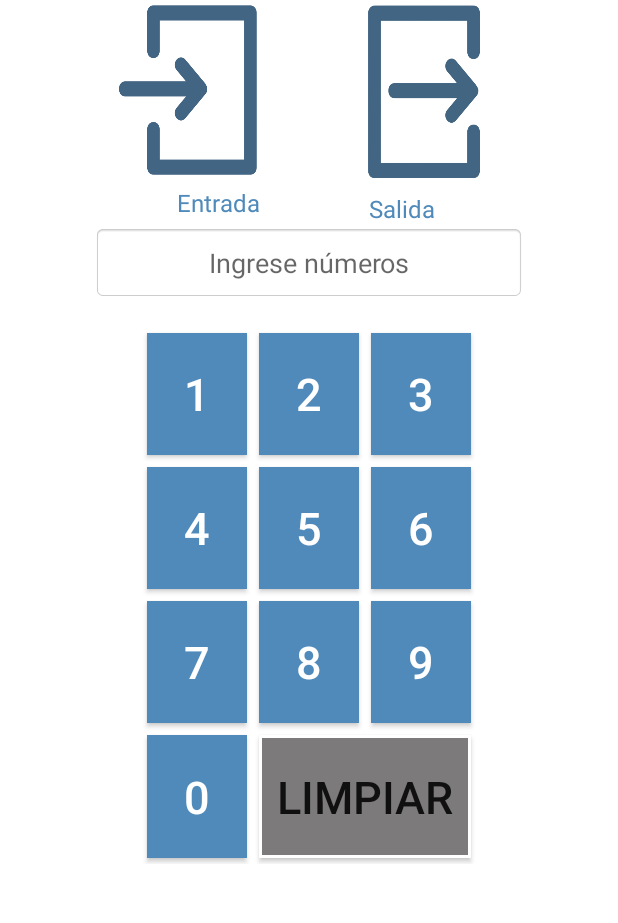
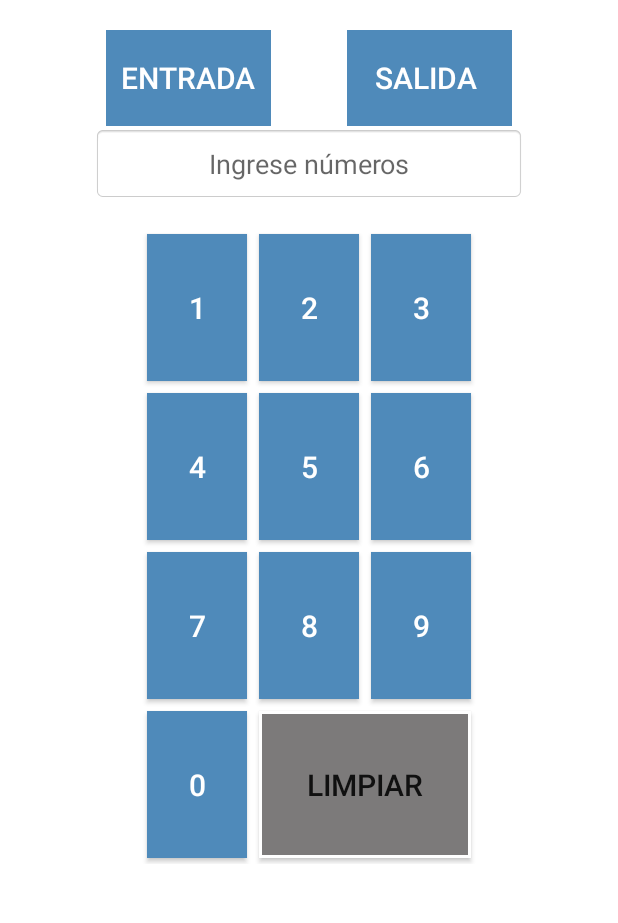
Before and after one commit to Teniente45/relojFichajesKairos24h, an Android app built with Jetpack Compose: the screen it shows after launch (MainActivity), after a tap on "LIMPIAR", on a phone screen of 412 x 824 dp, the part 300-1223 px from its top. Run offline under Robolectric (Android 15) with nearby library versions, the phone set to English and light mode, and no system bars.

Commit message:
Los botones tienen animaciones, ya he puesto espacio y dimensionado los objetos dependiendo del tipo de dispositivo

```diff
--- a/app/src/main/java/com/example/relojfichajeskairos24h/MainActivity.kt
+++ b/app/src/main/java/com/example/relojfichajeskairos24h/MainActivity.kt
@@ -1,6 +1,8 @@
 package com.example.relojfichajeskairos24h
 
+import android.animation.ObjectAnimator
 import android.os.Bundle
+import android.view.animation.AccelerateDecelerateInterpolator
 import android.widget.Button
 import android.widget.EditText
 import androidx.appcompat.app.AppCompatActivity
@@ -17,15 +19,15 @@ class MainActivity : AppCompatActivity() {
         // Botones del teclado numérico
         val botonesNumericos = listOf(
             findViewById<Button>(R.id.btn0),
-            findViewById<Button>(R.id.btn1),
-            findViewById<Button>(R.id.btn2),
-            findViewById<Button>(R.id.btn3),
-            findViewById<Button>(R.id.btn4),
-            findViewById<Button>(R.id.btn5),
-            findViewById<Button>(R.id.btn6),
-            findViewById<Button>(R.id.btn7),
-            findViewById<Button>(R.id.btn8),
-            findViewById<Button>(R.id.btn9)
+            findViewById(R.id.btn1),
+            findViewById(R.id.btn2),
+            findViewById(R.id.btn3),
+            findViewById(R.id.btn4),
+            findViewById(R.id.btn5),
+            findViewById(R.id.btn6),
+            findViewById(R.id.btn7),
+            findViewById(R.id.btn8),
+            findViewById(R.id.btn9)
         )
 
         // Botón Borrar
@@ -36,15 +38,33 @@ class MainActivity : AppCompatActivity() {
             boton.setOnClickListener {
                 val numero = boton.text.toString()
                 campoTexto.append(numero)
+
+                // Aplicar animación al botón pulsado
+                aplicarAnimacion(boton)
             }
         }
 
-        // Acción para borrar un carácter
+        // Acción para borrar el campo de texto completo
         btnBorrar.setOnClickListener {
-            val textoActual = campoTexto.text.toString()
-            if (textoActual.isNotEmpty()) {
-                campoTexto.setText(textoActual.substring(0, textoActual.length - 1))
-            }
+            campoTexto.setText("") // Limpia todo el texto
+
+            // Aplicar animación al botón borrar
+            aplicarAnimacion(btnBorrar)
         }
     }
+
+    // Método para aplicar animación de escala a los botones
+    private fun aplicarAnimacion(boton: Button) {
+        val animacionEscalaX = ObjectAnimator.ofFloat(boton, "scaleX", 1f, 1.2f, 1f)
+        val animacionEscalaY = ObjectAnimator.ofFloat(boton, "scaleY", 1f, 1.2f, 1f)
+
+        animacionEscalaX.duration = 400 // Duración de 0.4 segundos
+        animacionEscalaY.duration = 400
+
+        animacionEscalaX.interpolator = AccelerateDecelerateInterpolator()
+        animacionEscalaY.interpolator = AccelerateDecelerateInterpolator()
+
+        animacionEscalaX.start()
+        animacionEscalaY.start()
+    }
 }
--- a/app/src/main/res/layout/portada.xml
+++ b/app/src/main/res/layout/portada.xml
@@ -33,77 +33,55 @@
         </LinearLayout>
 
         <LinearLayout
-            android:id="@+id/buttonSalidaYEntrada"
+            android:id="@+id/buttonEntradaYSalida"
             style="?android:attr/buttonBarStyle"
             android:layout_width="match_parent"
-            android:layout_height="150dp"
-            android:baselineAligned="false"
-            android:orientation="horizontal">
+            android:layout_height="wrap_content"
+            android:layout_marginTop="20dp"
+            android:orientation="horizontal"
+            android:gravity="center">
 
+            <!-- Botón de Entrada - A la Izquierda -->
             <LinearLayout
-                android:layout_width="0dp"
-                android:layout_height="match_parent"
-                android:layout_weight="1"
-                android:gravity="start"
-                android:paddingStart="16dp"
-                tools:ignore="RtlSymmetry"
-                android:orientation="vertical">
+                android:layout_width="wrap_content"
+                android:layout_height="match_parent">
 
                 <Button
-                    android:id="@+id/btnEntrada"
+                    android:id="@+id/btn_entrada"
                     style="?android:attr/buttonBarButtonStyle"
-                    android:layout_width="@dimen/button_widthSalidaEntrada"
-                    android:layout_height="120dp"
-                    android:background="@drawable/entrada"
+                    android:layout_width="@dimen/layoutWidthEntradaYSalida"
+                    android:layout_height="match_parent"
+                    android:background="@drawable/round_button"
                     android:contentDescription="@string/btn_entrada"
-                    android:textColor="#000000" />
-
-                <TextView
-                    android:id="@+id/tvEntrada"
-                    android:layout_width="wrap_content"
-                    android:layout_height="wrap_content"
-                    android:paddingStart="40dp"
-                    android:layout_marginTop="4dp"
-                    android:fontFamily="sans-serif"
+                    android:gravity="center"
                     android:text="@string/btn_entrada"
-                    android:textColor="#4F8ABA"
-                    android:textSize="16sp"
-                    android:visibility="visible" />
+                    android:textColor="@android:color/white"
+                    android:textSize="@dimen/buttonNumerico"
+                    android:layout_marginEnd="25dp"
+                    tools:ignore="SpUsage" />
             </LinearLayout>
 
+            <!-- Botón de Salida - A la Derecha -->
+            <LinearLayout
+                android:layout_width="wrap_content"
+                android:layout_height="match_parent">
 
-            <LinearLayout
-                android:layout_width="0dp"
-                android:layout_height="match_parent"
-                android:layout_weight="1"
-                android:orientation="vertical"
-                android:gravity="end"
-                android:paddingEnd="16dp"
-                tools:ignore="RtlSymmetry">
-
-            <Button
-                android:id="@+id/btnSalida"
-                style="?android:attr/buttonBarButtonStyle"
-                android:layout_width="@dimen/button_widthSalidaEntrada"
-                android:layout_height="120dp"
-                android:background="@drawable/salida"
-                android:contentDescription="@string/btn_salida"
-                android:gravity="center" />
-
-            <TextView
-                android:id="@+id/tvSalida"
-                android:layout_width="wrap_content"
-                android:layout_height="wrap_content"
-                android:layout_gravity="end"
-                android:paddingEnd="40dp"
-                android:layout_marginTop="8dp"
-                android:fontFamily="sans-serif"
-                android:text="@string/btn_salida"
-                android:textColor="#4F8ABA"
-                android:textSize="16sp" />
+                <Button
+                    android:id="@+id/btn_salida"
+                    style="?android:attr/buttonBarButtonStyle"
+                    android:layout_width="@dimen/layoutWidthEntradaYSalida"
+                    android:layout_height="match_parent"
+                    android:background="@drawable/round_button"
+                    android:contentDescription="@string/btn_salida"
+                    android:gravity="center"
+                    android:text="@string/btn_salida"
+                    android:textColor="@android:color/white"
+                    android:textSize="@dimen/buttonNumerico"
+                    android:layout_marginStart="25dp"
+                    tools:ignore="SpUsage" />
+            </LinearLayout>
         </LinearLayout>
 
-        </LinearLayout>
 
         <LinearLayout
             android:layout_width="match_parent"
@@ -147,7 +125,7 @@
                     android:layout_height="0dp"
                     android:layout_columnWeight="1"
                     android:layout_rowWeight="1"
-                    android:layout_margin="4dp"
+                    android:layout_margin="@dimen/layoutMarginButtonsNumericos"
                     android:contentDescription="@string/btn_1"
                     android:text="@string/btn_1"
                     android:background="@drawable/round_button"
@@ -161,7 +139,7 @@
                     android:layout_height="0dp"
                     android:layout_columnWeight="1"
                     android:layout_rowWeight="1"
-                    android:layout_margin="4dp"
+                    android:layout_margin="@dimen/layoutMarginButtonsNumericos"
                     android:contentDescription="@string/btn_2"
                     android:text="@string/btn_2"
                     android:background="@drawable/round_button"
@@ -175,7 +153,7 @@
                     android:layout_height="0dp"
                     android:layout_columnWeight="1"
                     android:layout_rowWeight="1"
-                    android:layout_margin="4dp"
+                    android:layout_margin="@dimen/layoutMarginButtonsNumericos"
                     android:contentDescription="@string/btn_3"
                     android:text="@string/btn_3"
                     android:background="@drawable/round_button"
@@ -189,7 +167,7 @@
                     android:layout_height="0dp"
                     android:layout_columnWeight="1"
                     android:layout_rowWeight="1"
-                    android:layout_margin="4dp"
+                    android:layout_margin="@dimen/layoutMarginButtonsNumericos"
                     android:contentDescription="@string/btn_4"
                     android:text="@string/btn_4"
                     android:background="@drawable/round_button"
@@ -203,7 +181,7 @@
                     android:layout_height="0dp"
                     android:layout_columnWeight="1"
                     android:layout_rowWeight="1"
-                    android:layout_margin="4dp"
+                    android:layout_margin="@dimen/layoutMarginButtonsNumericos"
                     android:contentDescription="@string/btn_5"
                     android:text="@string/btn_5"
                     android:background="@drawable/round_button"
@@ -217,7 +195,7 @@
                     android:layout_height="0dp"
                     android:layout_columnWeight="1"
                     android:layout_rowWeight="1"
-                    android:layout_margin="4dp"
+                    android:layout_margin="@dimen/layoutMarginButtonsNumericos"
                     android:contentDescription="@string/btn_6"
                     android:text="@string/btn_6"
                     android:background="@drawable/round_button"
@@ -231,7 +209,7 @@
                     android:layout_height="0dp"
                     android:layout_columnWeight="1"
                     android:layout_rowWeight="1"
-                    android:layout_margin="4dp"
+                    android:layout_margin="@dimen/layoutMarginButtonsNumericos"
                     android:contentDescription="@string/btn_7"
                     android:text="@string/btn_7"
                     android:background="@drawable/round_button"
@@ -245,7 +223,7 @@
                     android:layout_height="0dp"
                     android:layout_columnWeight="1"
                     android:layout_rowWeight="1"
-                    android:layout_margin="4dp"
+                    android:layout_margin="@dimen/layoutMarginButtonsNumericos"
                     android:contentDescription="@string/btn_8"
                     android:text="@string/btn_8"
                     android:background="@drawable/round_button"
@@ -259,7 +237,7 @@
                     android:layout_height="0dp"
                     android:layout_columnWeight="1"
                     android:layout_rowWeight="1"
-                    android:layout_margin="4dp"
+                    android:layout_margin="@dimen/layoutMarginButtonsNumericos"
                     android:contentDescription="@string/btn_9"
                     android:text="@string/btn_9"
                     android:background="@drawable/round_button"
@@ -273,7 +251,7 @@
                     android:layout_height="0dp"
                     android:layout_columnWeight="1"
                     android:layout_rowWeight="1"
-                    android:layout_margin="4dp"
+                    android:layout_margin="@dimen/layoutMarginButtonsNumericos"
                     android:contentDescription="@string/btn_0"
                     android:text="@string/btn_0"
                     android:background="@drawable/round_button"
@@ -289,7 +267,7 @@
                     android:layout_columnSpan="2"
                     android:layout_columnWeight="2"
                     android:layout_rowWeight="1"
-                    android:layout_margin="4dp"
+                    android:layout_margin="@dimen/layoutMarginButtonsNumericos"
                     android:contentDescription="@string/btn_borrar"
                     android:text="@string/btn_borrar"
                     android:background="@drawable/radius_button"
--- a/app/src/main/res/values-sw600dp/dimens.xml
+++ b/app/src/main/res/values-sw600dp/dimens.xml
@@ -1,6 +1,11 @@
 <resources>
         <dimen name="button_width">540dp</dimen>
-        <dimen name="button_widthSalidaEntrada">140dp</dimen>
-        <dimen name="buttonNumerico">55dp</dimen>
+        <dimen name="button_widthSalidaEntrada">400dp</dimen>
+        <dimen name="button_heightSalidaEntrada">90dp</dimen>
+        <dimen name="buttonNumerico">40dp</dimen>
+        <dimen name="layoutWidthEntradaYSalida">250dp</dimen>
+        <dimen name="layoutMarginButtonsNumericos">10dp</dimen>
+
+
 
 </resources>
--- a/app/src/main/res/values/dimens.xml
+++ b/app/src/main/res/values/dimens.xml
@@ -1,7 +1,10 @@
 <resources>
-    <dimen name="button_width">240dp</dimen> <!-- Ancho del botón para móviles -->
-    <dimen name="button_widthSalidaEntrada">100dp</dimen>
-    <dimen name="buttonNumerico">30dp</dimen>
+    <dimen name="button_width">240dp</dimen>
+    <dimen name="button_widthSalidaEntrada">400dp</dimen>
+    <dimen name="button_heightSalidaEntrada">90dp</dimen>
+    <dimen name="buttonNumerico">20dp</dimen>
+    <dimen name="layoutWidthEntradaYSalida">110dp</dimen>
+    <dimen name="layoutMarginButtonsNumericos">4dp</dimen>
 
 
 </resources>
```
